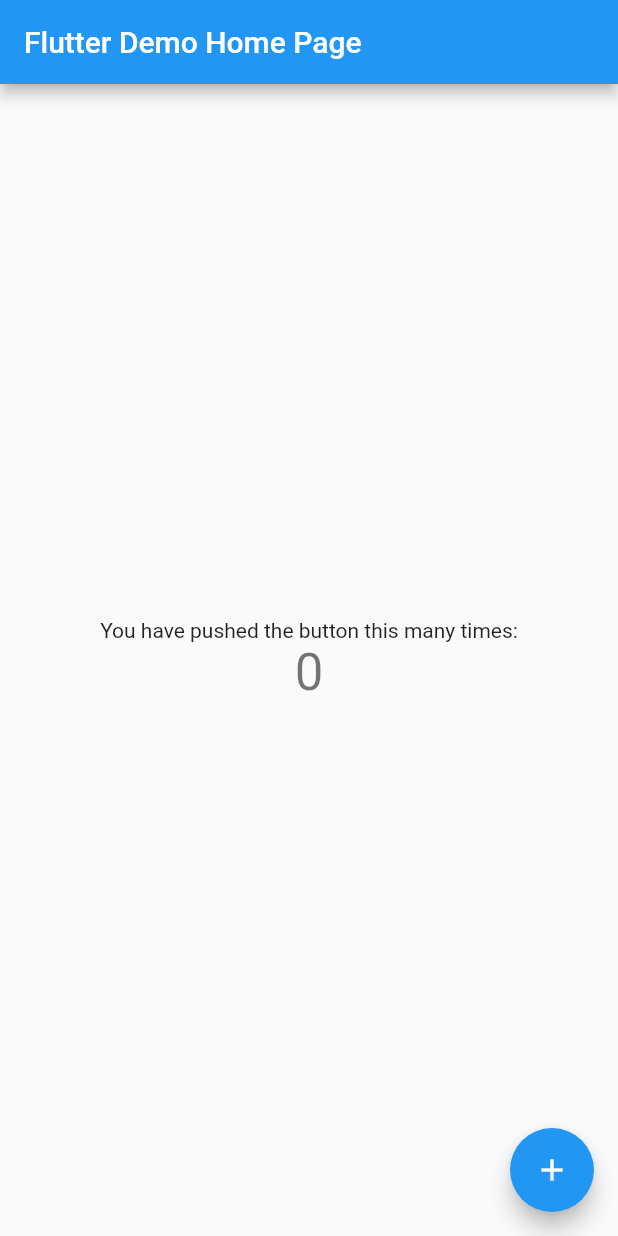
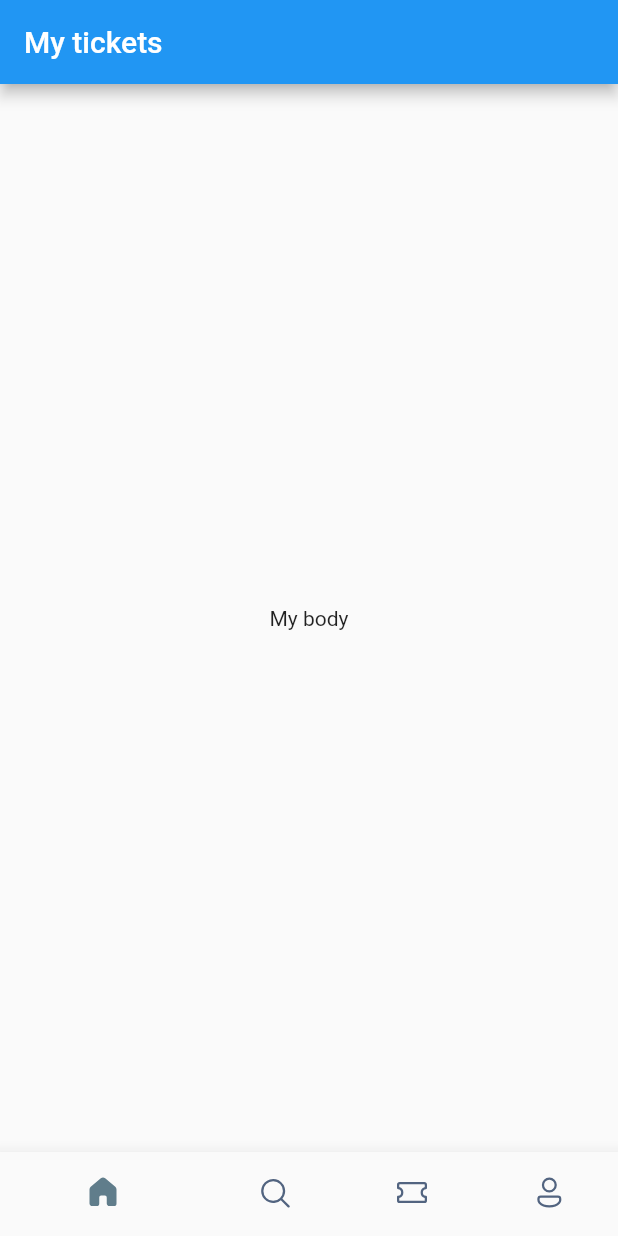
Before and after one commit to ErickPimentel/booktickets, a Flutter app: the screen it shows after launch, on a phone screen of 412 x 824 dp. Run offline on Flutter 3.47's test engine with Material 2 defaults, Android fonts, the phone set to English and light mode, and no system bars; our stand-ins replace fluentui_icons.

Commit message:
feat: BottomNavigationBar

```diff
--- a/lib/main.dart
+++ b/lib/main.dart
@@ -1,3 +1,4 @@
+import 'package:booktickets/screens/bottom_bar.dart';
 import 'package:flutter/material.dart';
 
 void main() {
@@ -15,54 +16,7 @@ class MyApp extends StatelessWidget {
       theme: ThemeData(
         primarySwatch: Colors.blue,
       ),
-      home: const MyHomePage(title: 'Flutter Demo Home Page'),
+      home: const BottomBar(),
     );
   }
 }
-
-class MyHomePage extends StatefulWidget {
-  const MyHomePage({super.key, required this.title});
-
-  final String title;
-
-  @override
-  State<MyHomePage> createState() => _MyHomePageState();
-}
-
-class _MyHomePageState extends State<MyHomePage> {
-  int _counter = 0;
-
-  void _incrementCounter() {
-    setState(() {
-      _counter++;
-    });
-  }
-
-  @override
-  Widget build(BuildContext context) {
-    return Scaffold(
-      appBar: AppBar(
-        title: Text(widget.title),
-      ),
-      body: Center(
-        child: Column(
-          mainAxisAlignment: MainAxisAlignment.center,
-          children: <Widget>[
-            const Text(
-              'You have pushed the button this many times:',
-            ),
-            Text(
-              '$_counter',
-              style: Theme.of(context).textTheme.headline4,
-            ),
-          ],
-        ),
-      ),
-      floatingActionButton: FloatingActionButton(
-        onPressed: _incrementCounter,
-        tooltip: 'Increment',
-        child: const Icon(Icons.add),
-      ), // This trailing comma makes auto-formatting nicer for build methods.
-    );
-  }
-}
--- /dev/null
+++ b/lib/screens/bottom_bar.dart
@@ -0,0 +1,45 @@
+import 'package:fluentui_icons/fluentui_icons.dart';
+import 'package:flutter/cupertino.dart';
+import 'package:flutter/material.dart';
+
+class BottomBar extends StatefulWidget {
+  const BottomBar({Key? key}) : super(key: key);
+
+  @override
+  State<BottomBar> createState() => _BottomBarState();
+}
+
+class _BottomBarState extends State<BottomBar> {
+  @override
+  Widget build(BuildContext context) {
+    return Scaffold(
+      appBar: AppBar(
+        title: const Text("My tickets"),
+      ),
+      body: const Center(
+        child: Text(
+          "My body"
+        ),
+      ),
+      bottomNavigationBar: BottomNavigationBar(
+        elevation: 10,
+        showSelectedLabels: false,
+        showUnselectedLabels: false,
+        selectedItemColor: Colors.blueGrey,
+        unselectedItemColor: const Color(0xff526480),
+        items: const [
+          BottomNavigationBarItem(icon: Icon(FluentSystemIcons.ic_fluent_home_regular),
+              activeIcon: Icon(FluentSystemIcons.ic_fluent_home_filled),
+              label: "Home"),
+          BottomNavigationBarItem(icon: Icon(FluentSystemIcons.ic_fluent_search_regular),
+              activeIcon: Icon(FluentSystemIcons.ic_fluent_search_filled), label: "Search"),
+          BottomNavigationBarItem(icon: Icon(FluentSystemIcons.ic_fluent_ticket_regular),
+              activeIcon: Icon(FluentSystemIcons.ic_fluent_ticket_filled), label: "Ticket"),
+          BottomNavigationBarItem(icon: Icon(FluentSystemIcons.ic_fluent_person_regular),
+              activeIcon: Icon(FluentSystemIcons.ic_fluent_person_filled), label: "Profile")
+        ],
+
+      ),
+    );
+  }
+}
--- a/pubspec.yaml
+++ b/pubspec.yaml
@@ -36,6 +36,7 @@ dependencies:
   # The following adds the Cupertino Icons font to your application.
   # Use with the CupertinoIcons class for iOS style icons.
   cupertino_icons: ^1.0.2
+  fluentui_icons: ^1.0.0
 
 dev_dependencies:
   flutter_test:
```
Also changed, not shown: pubspec.lock.
